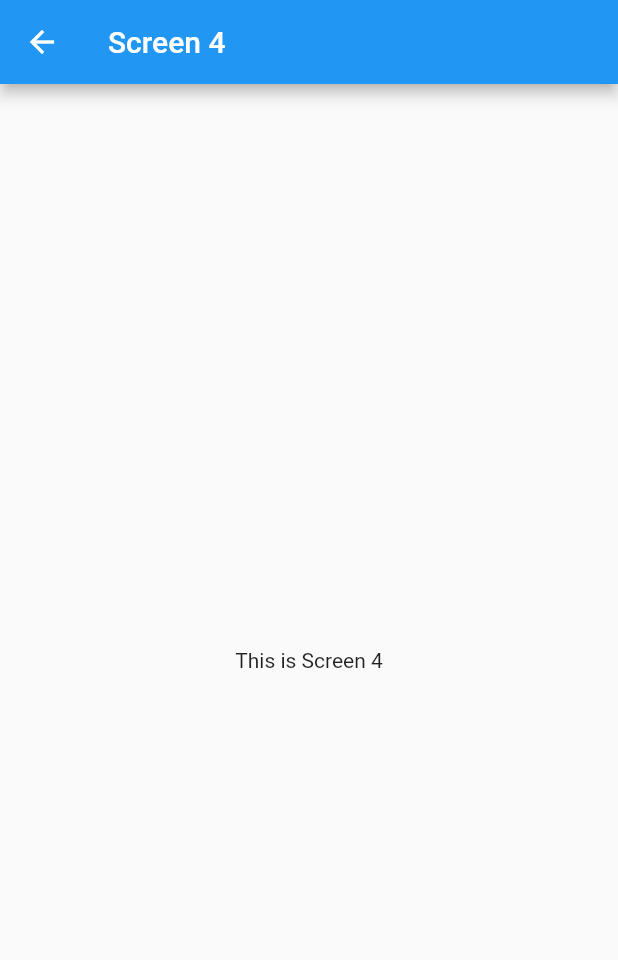
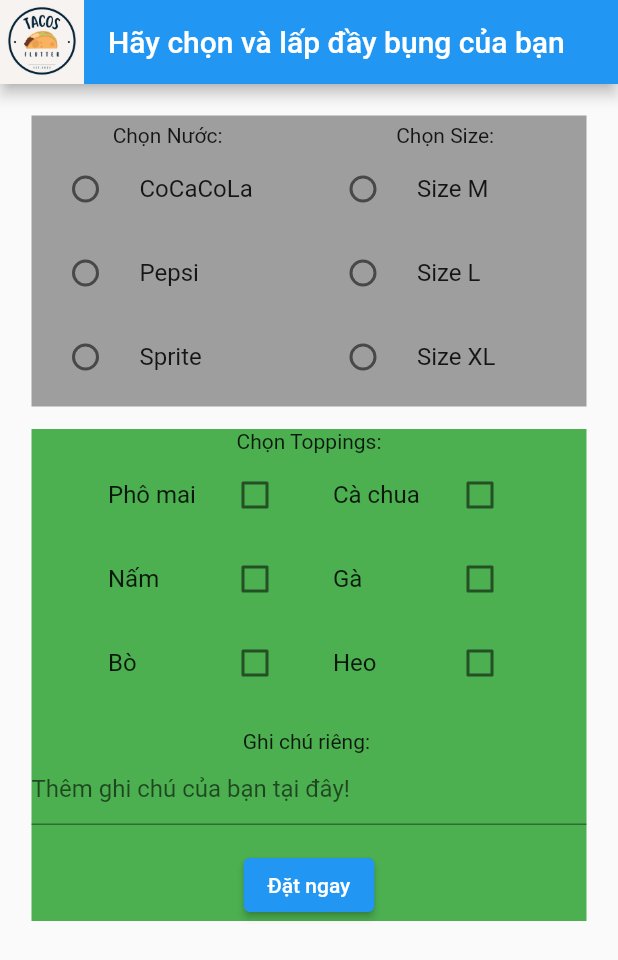
Before and after one commit to HaoLe3120410153/FLutter_Code, a Flutter app: the screen it shows after launch, after a tap on "Phần mềm đặt món", on a phone screen of 412 x 824 dp. Shown: the top 960 px of the screen. Run offline on Flutter 3.47's test engine with Material 2 defaults, Android fonts, the phone set to English and light mode, and no system bars; generated files the repository leaves out were written again.

Commit message:
hao upload code

```diff
--- a/lib/main.dart
+++ b/lib/main.dart
@@ -4,6 +4,8 @@
 import 'package:flutter/material.dart';
 import 'package:flutter_localizations/flutter_localizations.dart';
 import 'package:flutter_gen/gen_l10n/app_localizations.dart';
+import 'package:android_app/screen/app_dat_mon_screen.dart';
+
 
 
 void main() {
@@ -14,6 +16,7 @@
   @override
   Widget build(BuildContext context) {
     return MaterialApp(
+      debugShowCheckedModeBanner: false,
       title: 'Localizations Sample App',
       localizationsDelegates: [
         AppLocalizations.delegate,
@@ -74,7 +77,7 @@
               onPressed: () {
                 Navigator.push(
                   context,
-                  MaterialPageRoute(builder: (context) => Screen4()),
+                  MaterialPageRoute(builder: (context) => FoodApp()),
                 );
               },
               child: Text('Phần mềm đặt món'),
@@ -85,30 +88,3 @@
     );
   }
 }
-class Screen3 extends StatelessWidget {
-  @override
-  Widget build(BuildContext context) {
-    return Scaffold(
-      appBar: AppBar(
-        title: Text('Screen 3'),
-      ),
-      body: Center(
-        child: Text('This is Screen 3'),
-      ),
-    );
-  }
-}
-
-class Screen4 extends StatelessWidget {
-  @override
-  Widget build(BuildContext context) {
-    return Scaffold(
-      appBar: AppBar(
-        title: Text('Screen 4'),
-      ),
-      body: Center(
-        child: Text('This is Screen 4'),
-      ),
-    );
-  }
-}
--- /dev/null
+++ b/lib/screen/app_dat_mon_screen.dart
@@ -0,0 +1,14 @@
+import 'package:flutter/material.dart';
+import 'package:android_app/screen_appdatmon/order_screen.dart';
+void main() {
+  runApp(FoodApp());
+}
+
+class FoodApp extends StatelessWidget {
+  @override
+  Widget build(BuildContext context) {
+    return MaterialApp(
+      home: OrderScreen(),
+    );
+  }
+}
--- /dev/null
+++ b/lib/screen_appdatmon/order_screen.dart
@@ -0,0 +1,215 @@
+import 'package:flutter/material.dart';
+import 'package:url_launcher/url_launcher.dart';
+
+void main() {
+  runApp(FoodApp());
+}
+
+class FoodApp extends StatelessWidget {
+  @override
+  Widget build(BuildContext context) {
+    return MaterialApp(
+      debugShowCheckedModeBanner: false,
+      home: OrderScreen(),
+    );
+  }
+}
+
+class OrderScreen extends StatefulWidget {
+  @override
+  _OrderScreenState createState() => _OrderScreenState();
+}
+
+class _OrderScreenState extends State<OrderScreen> {
+  List<String> selectedToppings = [];
+  String? selectedSize ;
+  String? selectedDrink ;
+  TextEditingController noteController = TextEditingController();
+
+
+  void _toggleTopping(String topping) {
+    setState(() {
+      if (selectedToppings.contains(topping)) {
+        selectedToppings.remove(topping);
+      } else {
+        selectedToppings.add(topping);
+      }
+    });
+  }
+
+  void _placeOrder() {
+    // Xử lý logic đặt món ở đây, bạn có thể sử dụng selectedToppings và noteController.text
+    String orderDetails =
+        "Size: $selectedSize\nSelected toppings: ${selectedToppings.join(', ')}\nDink: $selectedDrink ";
+    String note = noteController.text;
+
+    // Hiển thị thông báo
+    showDialog(
+      context: context,
+      builder: (BuildContext context) {
+        return AlertDialog(
+          title: Text('Xem lại đơn đặt hàng!'),
+          content: Text('$orderDetails\n\nNote: $note'),
+          actions: <Widget>[
+            TextButton(
+              onPressed: () {
+                Navigator.of(context).pop();
+                _sendSMS(orderDetails, note);
+              },
+              child: Text('OK'),
+            ),
+          ],
+        );
+      },
+    );
+  }
+
+  void _sendSMS(String orderDetails, String note) async {
+    // Specify the recipient phone number
+    String phoneNumber = "5556"; // Update with the vendor's phone number
+
+    // Construct the SMS body
+    String smsBody = "Đơn đặt hàng mới : \n$orderDetails\n\nGhi Chú: $note";
+
+    // Encode the SMS body for proper URL format
+    String encodedSMSBody = Uri.encodeComponent(smsBody);
+
+    // Construct the SMS URI
+    String smsUri = 'sms:$phoneNumber?body=$encodedSMSBody';
+
+    // Launch the SMS application
+    await launch(smsUri);
+  }
+
+  @override
+  Widget build(BuildContext context) {
+    return Scaffold(
+      appBar: AppBar(
+        title: Text('Hãy chọn và lấp đầy bụng của bạn'),
+        leading: Container(
+          height: 10.0,
+          width: 10.0,
+          child: Image.asset('assets/image/Est.2023.png'),
+        ),
+      ),
+      body: Padding(
+        padding: const EdgeInsets.all(16.0),
+        child: Column(
+          crossAxisAlignment: CrossAxisAlignment.start,
+          children: [
+            Padding(
+              padding: const EdgeInsets.all(5.0),
+              child: Container(
+                color: Colors.grey,
+                child: Row(
+                  children: [
+                    Expanded(
+                      child: Padding(
+                        padding: const EdgeInsets.symmetric(vertical: 5.0),
+                        child: Column(
+                          mainAxisAlignment: MainAxisAlignment.center,
+                          children: [
+                            Text('Chọn Nước: '),
+                            Column(
+                              children: [
+                                for (String drink in ['CoCaCoLa', 'Pepsi', 'Sprite'])
+                                  RadioListTile<String>(
+                                    title: Text(drink),
+                                    value: drink,
+                                    groupValue: selectedDrink,
+                                    onChanged: (String? value) {
+                                      setState(() {
+                                        selectedDrink = value;
+                                      });
+                                    },
+                                  ),
+                              ],
+                            ),
+                          ],
+                        ),
+                      ),
+                    ),
+                    Expanded(
+                      child: Padding(
+                        padding: const EdgeInsets.symmetric(vertical: 5.0),
+                        child: Column(
+                          mainAxisAlignment: MainAxisAlignment.center,
+                          children: [
+                            Text('Chọn Size: '),
+                            Column(
+                              children: [
+                                for (String size in ['Size M', 'Size L', 'Size XL'])
+                                  RadioListTile<String>(
+                                    title: Text(size),
+                                    value: size,
+                                    groupValue: selectedSize,
+                                    onChanged: (String? value) {
+                                      setState(() {
+                                        selectedSize = value;
+                                      });
+                                    },
+                                  ),
+                              ],
+                            ),
+                          ],
+                        ),
+                      ),
+                    ),
+                  ],
+                ),
+              ),
+            ),
+            SizedBox(height: 5.0),
+            Padding(
+              padding: const EdgeInsets.all(5.0),
+              child: Container(
+                color: Colors.green,
+                child: Row(
+                  children: [
+                    Expanded(
+                      child: Column(
+                        mainAxisAlignment: MainAxisAlignment.center,
+                        children: [
+                          Text('Chọn Toppings:'),
+                          Wrap(
+                            alignment: WrapAlignment.center,
+                            children: [
+                              for (String topping in ['Phô mai', 'Cà chua', 'Nấm', 'Gà', 'Bò', 'Heo'])
+                                SizedBox(
+                                  width: 150, // Đặt chiều rộng tùy ý cho mỗi CheckboxListTile
+                                  child: CheckboxListTile(
+                                    title: Text(topping),
+                                    value: selectedToppings.contains(topping),
+                                    onChanged: (bool? value) {
+                                      _toggleTopping(topping);
+                                    },
+                                  ),
+                                ),
+                            ],
+                          ),
+                          SizedBox(height: 16.0),
+                          Text('Ghi chú riêng: '),
+                          TextField(
+                            controller: noteController,
+                            decoration: InputDecoration(
+                              hintText: 'Thêm ghi chú của bạn tại đây!',
+                            ),
+                          ),
+                          SizedBox(height: 16.0),
+                          ElevatedButton(
+                            onPressed: _placeOrder,
+                            child: Text('Đặt ngay'),
+                          ),
+                        ],
+                      ),
+                    ),
+                  ],
+                ),
+              ),
+            ),
+          ],
+        ),
+      ),
+    );
+  }
+}
```
Also changed, not shown: assets/image/Est.2023.png (added).
